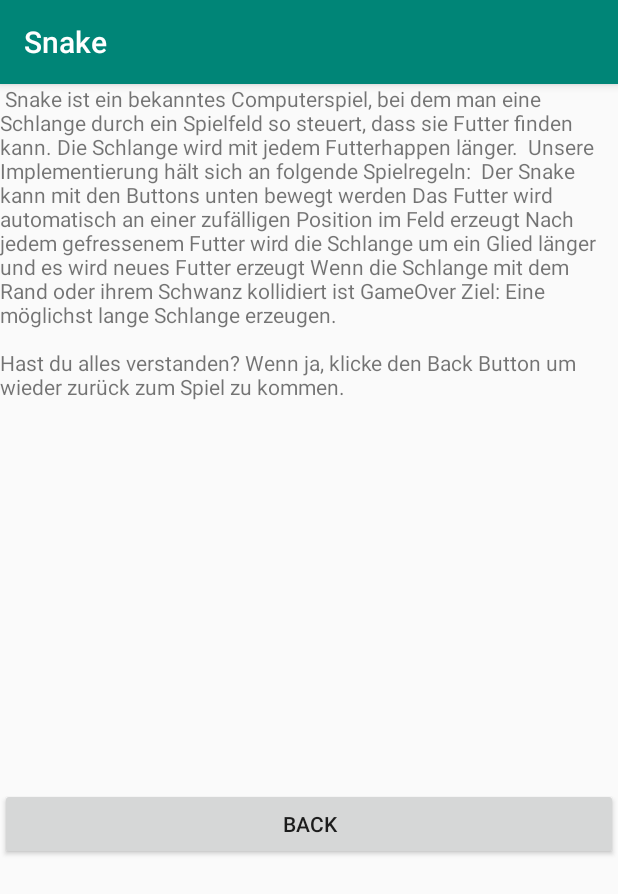
After one commit to MyMumSwimsFaster/Snake, an Android app: the HelpActivity screen opened directly, with no data from a screen before it, on a phone screen of 412 x 824 dp. The commit adds this screen. Shown: the top 894 px of the screen. Run offline under Robolectric (Android 15) with nearby library versions, the phone set to English and light mode, and no system bars.

Commit message:
Help button and help activity done.

```diff
--- a/app/src/main/AndroidManifest.xml
+++ b/app/src/main/AndroidManifest.xml
@@ -9,7 +9,7 @@
         android:roundIcon="@mipmap/ic_launcher_round"
         android:supportsRtl="true"
         android:theme="@style/AppTheme">
-        <activity android:name=".GameActivity">
+        <activity android:name=".MainActivity">
             <intent-filter>
                 <action android:name="android.intent.action.MAIN" />
 
@@ -18,9 +18,11 @@
         </activity>
         <activity android:name=".PregameActivity">
         </activity>
-        <activity android:name=".MainActivity">
+        <activity android:name=".GameActivity">
         </activity>
         <activity android:name=".EndActivity">
+        </activity>
+        <activity android:name=".HelpActivity">
         </activity>
     </application>
 
--- /dev/null
+++ b/app/src/main/java/com/example/snake/HelpActivity.java
@@ -0,0 +1,28 @@
+package com.example.snake;
+
+import android.content.Intent;
+import android.os.Bundle;
+import android.view.View;
+import android.widget.Button;
+import androidx.appcompat.app.AppCompatActivity;
+
+
+public class HelpActivity extends AppCompatActivity implements View.OnClickListener {
+
+    @Override
+    public void onCreate(Bundle savedInstanceState) {
+        super.onCreate(savedInstanceState);
+        setContentView(R.layout.activity_help);
+        Button helpback = findViewById(R.id.helpBack);
+        helpback.setOnClickListener(this);
+    }
+
+    @Override
+    public void onClick(View view) {
+        switch(view.getId()) {
+            case R.id.helpBack:
+                Intent startInten = new Intent(HelpActivity.this.getApplicationContext(), PregameActivity.class);
+                startActivity(startInten);
+        }
+    }
+}
--- /dev/null
+++ b/app/src/main/res/layout/activity_help.xml
@@ -0,0 +1,17 @@
+<?xml version="1.0" encoding="utf-8"?>
+<LinearLayout xmlns:android="http://schemas.android.com/apk/res/android"
+    android:orientation="vertical" android:layout_width="match_parent"
+    android:layout_height="match_parent">
+
+    <TextView
+        android:id="@+id/helpView"
+        android:layout_width="match_parent"
+        android:layout_height="469dp"
+        android:text=" Snake ist ein bekanntes Computerspiel, bei dem man eine Schlange durch ein Spielfeld so steuert, dass sie Futter finden kann. Die Schlange wird mit jedem Futterhappen länger.  Unsere Implementierung hält sich an folgende Spielregeln:  Der Snake kann mit den Buttons unten bewegt werden Das Futter wird automatisch an einer zufälligen Position im Feld erzeugt Nach jedem gefressenem Futter wird die Schlange um ein Glied länger und es wird neues Futter erzeugt Wenn die Schlange mit dem Rand oder ihrem Schwanz kollidiert ist GameOver Ziel: Eine möglichst lange Schlange erzeugen. \n \nHast du alles verstanden? Wenn ja, klicke den Back Button um wieder zurück zum Spiel zu kommen." />
+
+    <Button
+        android:id="@+id/helpBack"
+        android:layout_width="match_parent"
+        android:layout_height="wrap_content"
+        android:text="Back" />
+</LinearLayout>
--- a/app/src/main/res/layout/activity_pregame.xml
+++ b/app/src/main/res/layout/activity_pregame.xml
@@ -100,7 +100,7 @@
         android:layout_marginTop="76dp"
         android:layout_marginEnd="8dp"
         android:layout_marginRight="8dp"
-        android:text="x"
+        android:text=" ? "
         app:layout_constraintEnd_toStartOf="@+id/ingameview"
         app:layout_constraintHorizontal_bias="1.0"
         app:layout_constraintStart_toStartOf="parent"
```
Also changed, not shown: app/src/main/java/com/example/snake/PregameActivity.java (+8 -1 lines).
